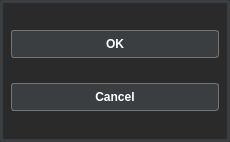
Before: the Qt Designer form source/ParkingSimulator/ParkingSimulator/SelectVehicle.ui in kowalikw/ParkingSimulator, drawn with Qt 5.
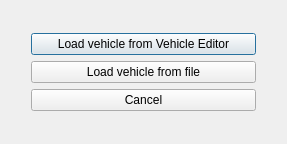
After: the same form once the commit is applied.

The edit to the form file:
```diff
--- a/source/ParkingSimulator/ParkingSimulator/SelectVehicle.ui
+++ b/source/ParkingSimulator/ParkingSimulator/SelectVehicle.ui
@@ -6,8 +6,8 @@
    <rect>
     <x>0</x>
     <y>0</y>
-    <width>230</width>
-    <height>142</height>
+    <width>287</width>
+    <height>144</height>
    </rect>
   </property>
   <property name="windowTitle">
@@ -20,7 +20,7 @@
 	border-radius: 3px;
 }
 
-QPushButton#btnAccept, QPushButton#btnCancel {
+QPushButton#btnLoadFromVehicleEditor,QPushButton#btnLoadFromFile, QPushButton#btnCancel {
     background-color: #3b3e41;
     border-radius: 3px;
     border: 1px solid #757575;
@@ -30,27 +30,51 @@
     padding: 6px;
 }
 
-QPushButton#btnAccept:hover, QPushButton#btnCancel:hover {
+QPushButton#btnLoadFromVehicleEditor:hover, QPushButton#btnLoadFromFile:hover, QPushButton#btnCancel:hover {
     background-color: #85b448;
 	cursor: pointer;
 }
 
-QPushButton#btnAccept:pressed, QPushButton#btnCancel:pressed {
+QPushButton#btnLoadFromVehicleEditor:pressed, QPushButton#btnLoadFromFile:pressed, QPushButton#btnCancel:pressed {
     background-color: #d86a39;
 }</string>
   </property>
   <layout class="QGridLayout" name="gridLayout">
    <item row="0" column="0">
-    <widget class="QPushButton" name="btnAccept">
+    <layout class="QVBoxLayout" name="verticalLayout">
+     <property name="leftMargin">
+      <number>20</number>
+     </property>
+     <property name="topMargin">
+      <number>10</number>
+     </property>
+     <property name="rightMargin">
+      <number>20</number>
+     </property>
+     <property name="bottomMargin">
+      <number>10</number>
+     </property>
+     <item>
+      <widget class="QPushButton" name="btnLoadFromVehicleEditor">
      <property name="cursor">
       <cursorShape>PointingHandCursor</cursorShape>
      </property>
      <property name="text">
-      <string>OK</string>
+        <string>Load vehicle from Vehicle Editor</string>
      </property>
     </widget>
    </item>
-   <item row="1" column="0">
+     <item>
+      <widget class="QPushButton" name="btnLoadFromFile">
+       <property name="cursor">
+        <cursorShape>PointingHandCursor</cursorShape>
+       </property>
+       <property name="text">
+        <string>Load vehicle from file</string>
+       </property>
+      </widget>
+     </item>
+     <item>
     <widget class="QPushButton" name="btnCancel">
      <property name="cursor">
       <cursorShape>PointingHandCursor</cursorShape>
@@ -59,6 +83,8 @@
       <string>Cancel</string>
      </property>
     </widget>
+     </item>
+    </layout>
    </item>
   </layout>
  </widget>
```
Lines whose indentation alone changed are shown as unchanged.
